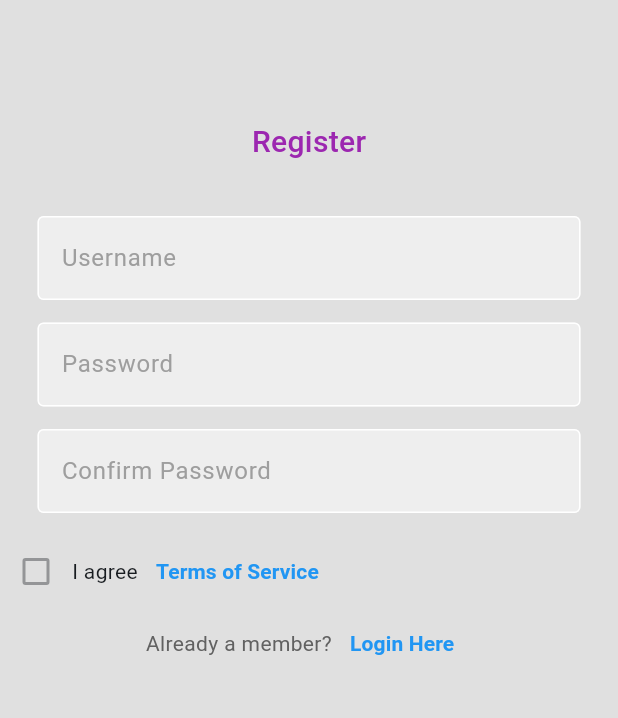
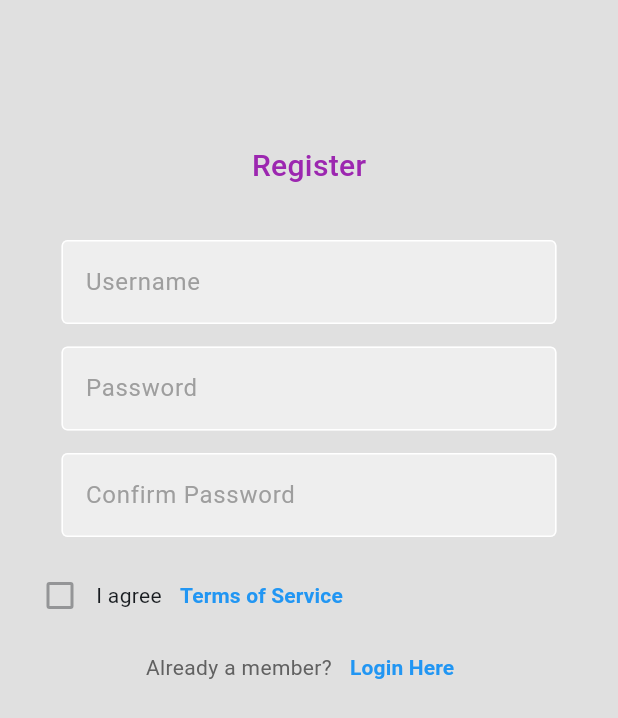
Before and after one commit to HotoRas/flutter_appprogram, a Flutter app: the screen it shows after launch, after a tap on "Register Now", on a phone screen of 412 x 824 dp. Shown: the top 718 px of the screen. Run offline on Flutter 3.47's test engine with Material 3 defaults, Android fonts, the phone set to English and light mode, and no system bars; drawn by our look-alikes of flutter_animate.

Commit message:
wk10: Layout as Global

```diff
--- a/lib/layout.dart
+++ b/lib/layout.dart
@@ -1,14 +1,14 @@
 import 'package:flutter/material.dart';
 
-import 'loginpage.dart';
 import 'responsive/responsive_center.dart';
 
-class LoginLayout extends StatelessWidget {
-  const new({super.key});
+class Layout extends StatelessWidget {
+  final Widget child;
+  const new({super.key, required this.child});
 
   @override
   Widget build(BuildContext context) => Scaffold(
     backgroundColor: Colors.grey[300],
-    body: ResponsiveCenter(maxContentWidth: Breakpoint.deskTop, padding: EdgeInsets.all(16), child: LoginPageWrapper()),
+    body: ResponsiveCenter(maxContentWidth: Breakpoint.deskTop, padding: EdgeInsets.all(16), child: child),
   );
 }
--- a/lib/loginpage.dart
+++ b/lib/loginpage.dart
@@ -1,5 +1,6 @@
 import 'package:flutter/material.dart';
 import 'package:flutter_animate/flutter_animate.dart';
+import 'package:flutter_appprogram_20231023/layout.dart';
 import 'package:flutter_appprogram_20231023/registerpage.dart';
 
 import 'loginmaterial.dart';
@@ -14,7 +15,7 @@ class LoginPageWrapper extends StatefulWidget {
 class _LoginState extends State<LoginPageWrapper> {
   @override
   Widget build(BuildContext context) {
-    final double currentWidth = MediaQuery.of(context).size.width;
+    // final double currentWidth = MediaQuery.of(context).size.width;
     return Scaffold(
       backgroundColor: Colors.grey[300],
       body: SafeArea(
@@ -22,14 +23,14 @@ class _LoginState extends State<LoginPageWrapper> {
           child: Column(
             mainAxisAlignment: MainAxisAlignment.center,
             children: [
-              SizedBox(height: 80),
-              Text('Display Width: ${currentWidth.toString()}', style: TextStyle(fontSize: 30, fontWeight: FontWeight.w700)),
+              // SizedBox(height: 80),
+              // Text('Display Width: ${currentWidth.toString()}', style: TextStyle(fontSize: 30, fontWeight: FontWeight.w700)),
               Image.asset('images/codingchef.png', width: 150, height: 150)
                   .animate()
                   .fade()
                   .slideY(begin: -3, end: 0)
                   .animate(onPlay: (c) => c.repeat())
-                  .shake(hz: 4, curve: Curves.easeInOutCubic, duration: 1800.ms),
+                  .shake(hz: 4, curve: Curves.easeInOutQuad, duration: 1800.ms),
               GreyText(
                 'Welcome back',
                 size: 20,
@@ -54,7 +55,7 @@ class _LoginState extends State<LoginPageWrapper> {
                 children: [
                   GreyText('Not a member?').animate().fade().slideX(begin: -2, end: 0, duration: 300.ms),
                   TextButton(
-                    onPressed: () => Navigator.push(context, MaterialPageRoute(builder: (c) => RegisterPage())),
+                    onPressed: () => Navigator.push(context, MaterialPageRoute(builder: (c) => Layout(child: RegisterPage()))),
                     child: Text(
                       'Register Now',
                       style: TextStyle(color: Colors.blue, fontWeight: FontWeight.bold),
--- a/lib/main.dart
+++ b/lib/main.dart
@@ -1,4 +1,5 @@
 import 'package:flutter/material.dart';
+import 'package:flutter_appprogram_20231023/loginpage.dart';
 
 import 'layout.dart';
 
@@ -11,6 +12,6 @@ class MainApp extends StatelessWidget {
   Widget build(BuildContext context) => MaterialApp(
     debugShowCheckedModeBanner: false,
     theme: ThemeData(colorSchemeSeed: Colors.lightBlue),
-    home: LoginLayout(),
+    home: Layout(child: LoginPageWrapper()),
   );
 }
```
